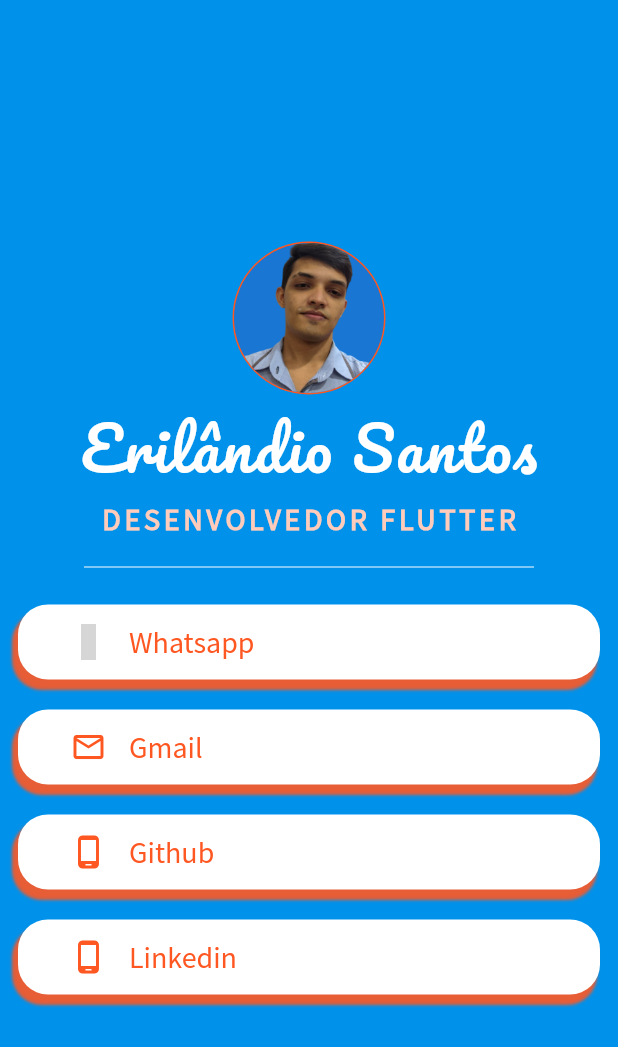
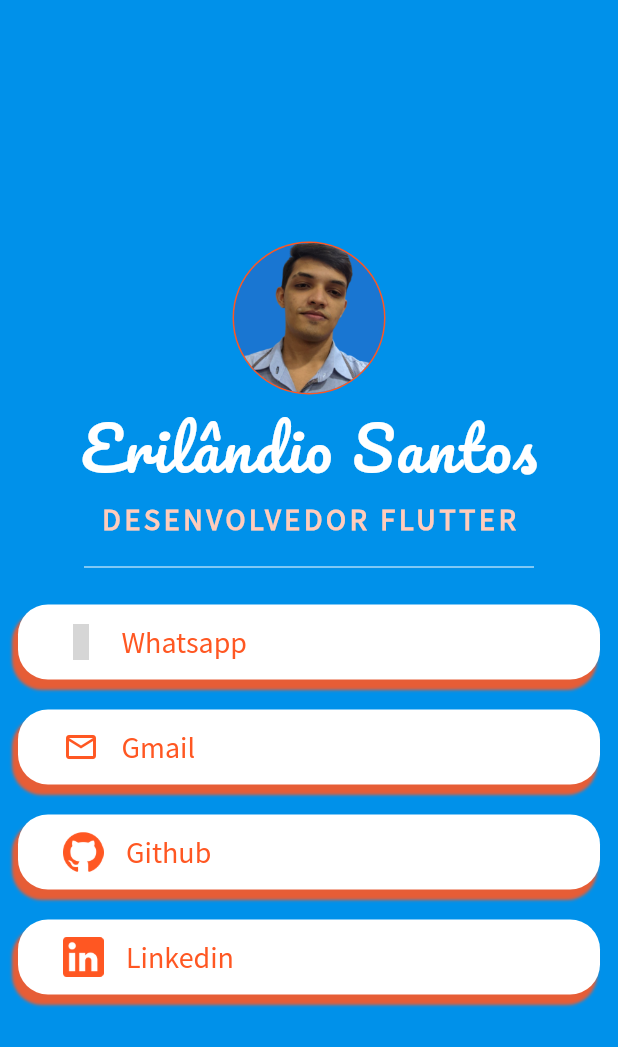
Before and after one commit to e-medeiros1/card_app, a Flutter app: the screen it shows after launch, on a phone screen of 412 x 824 dp. Shown: the top 1047 px of the screen. Run offline on Flutter 3.47's test engine with Material 2 defaults, Android fonts, the phone set to English and light mode, and no system bars; statements that could not run were skipped; grey boxes are pictures that could not be loaded.

Commit message:
Adding images to specific social media

```diff
--- a/lib/card_app.dart
+++ b/lib/card_app.dart
@@ -108,7 +108,12 @@ class _CardAppState extends State<CardApp> {
                 _launched = _launchWhatsapp(toWhatsapp!);
               });
             },
-            child: Containers(text: 'Whatsapp', icon: Icons.whatsapp),
+            child: Containers(
+                text: 'Whatsapp',
+                icon: const Icon(
+                  Icons.whatsapp,
+                  color: Colors.deepOrange,
+                )),
           ),
           const SizedBox(height: 20),
           //Gmail
@@ -118,13 +123,23 @@ class _CardAppState extends State<CardApp> {
                 _launched = _launchInMail(emailLaunchUri);
               });
             },
-            child: Containers(text: 'Gmail', icon: Icons.email_outlined),
+            child: Containers(
+                text: 'Gmail',
+                icon: const Icon(
+                  Icons.email_outlined,
+                  color: Colors.deepOrange,
+                )),
           ),
           const SizedBox(height: 20),
           //Github
           InkWell(
-            child:
-                Containers(text: 'Github', icon: Icons.phone_android_outlined),
+            child: Containers.image(
+                text: 'Github',
+                image: const Image(
+                  image: AssetImage('assets/images/github.png'),
+                  color: Colors.deepOrange,
+                  width: 27,
+                )),
             onTap: () {
               setState(() {
                 _launched = _launchInWeb(toLaunch);
@@ -139,9 +154,15 @@ class _CardAppState extends State<CardApp> {
                 _launched = _launchInWeb(toLaunchWeb);
               });
             },
-            child: Containers(
-                text: 'Linkedin', icon: Icons.phone_android_outlined),
-          ),
+            child: Containers.image(
+              text: 'Linkedin',
+              image: const Image(
+                image: AssetImage('assets/images/linkedin.png'),
+                color: Colors.deepOrange,
+                width: 27,
+              ),
+            ),
+          )
         ],
       ),
     );
--- a/lib/widgets/containers.dart
+++ b/lib/widgets/containers.dart
@@ -1,12 +1,14 @@
 import 'package:flutter/material.dart';
-
 
 // ignore: must_be_immutable
 class Containers extends StatelessWidget {
   String text;
-  IconData? icon;
+  Widget? icon;
+  Widget? image;
 
-  Containers({Key? key, required this.text, required this.icon})
+  Containers({Key? key, required this.text, this.icon}) : super(key: key);
+
+  Containers.image({Key? key, required this.text, this.image})
       : super(key: key);
 
   @override
@@ -14,6 +16,7 @@ class Containers extends StatelessWidget {
     return Padding(
       padding: const EdgeInsets.symmetric(horizontal: 12.0),
       child: Container(
+        //Shadows
         decoration: BoxDecoration(
           boxShadow: [
             BoxShadow(
@@ -30,15 +33,22 @@ class Containers extends StatelessWidget {
         height: 50,
         width: double.infinity,
         padding: const EdgeInsets.symmetric(horizontal: 20),
+        //Icons
         child: Row(children: [
           Padding(
-            padding: const EdgeInsets.symmetric(horizontal: 15.0),
-            child: Icon(icon, color: Colors.deepOrange),
+            padding: const EdgeInsets.only(left: 10),
+            child: image,
           ),
+          Padding(
+            padding: const EdgeInsets.only(right: 15),
+            child: icon,
+          ),
+          //Texts
           Text(text,
               style: const TextStyle(
-                fontFamily: 'SourceSansPro',
-                  fontSize: 20, color: Colors.deepOrange)),
+                  fontFamily: 'SourceSansPro',
+                  fontSize: 20,
+                  color: Colors.deepOrange)),
         ]),
       ),
     );
```
